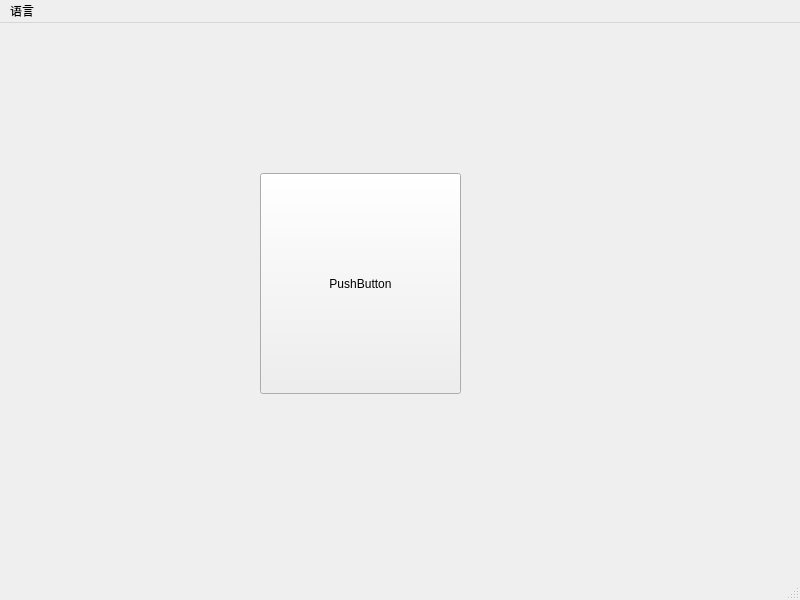
This is mainwindow.ui in Comardom/emergit as Qt 5 draws it before an edit. The edited form follows.
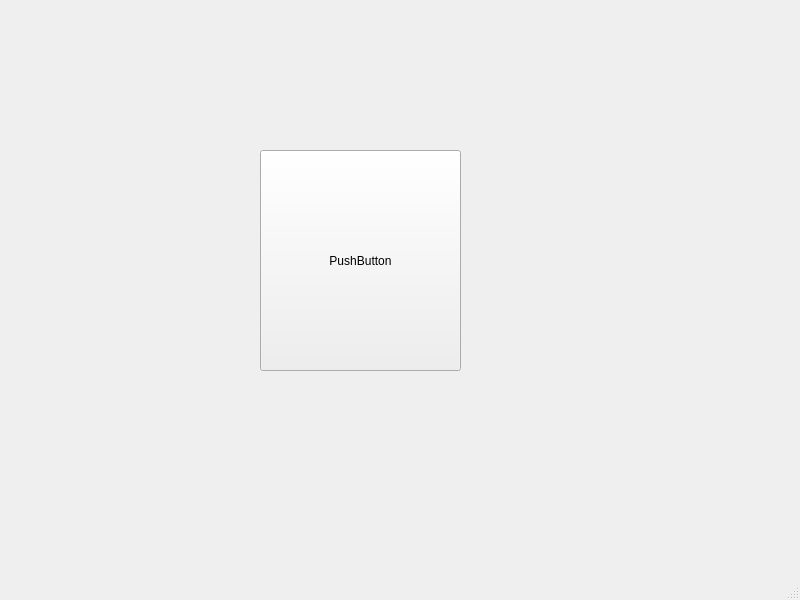
This is the edited form. Icons and pictures are not drawn.

What changed in the file:
```diff
--- a/mainwindow.ui
+++ b/mainwindow.ui
@@ -46,15 +46,6 @@
      <height>29</height>
     </rect>
    </property>
-   <widget class="QMenu" name="menu">
-    <property name="title">
-     <string>语言</string>
-    </property>
-    <addaction name="action_zh_CN"/>
-    <addaction name="action_zh_TW"/>
-    <addaction name="action_en_US"/>
-   </widget>
-   <addaction name="menu"/>
   </widget>
   <widget class="QStatusBar" name="statusbar"/>
   <action name="action_zh_CN">
```
